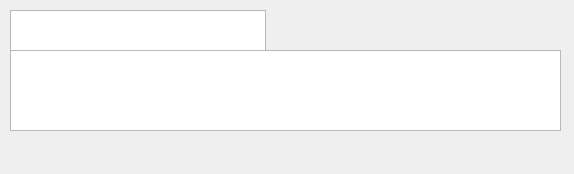
Above: task.ui from TasFoster/TODO before the change. Below: the same form after it.
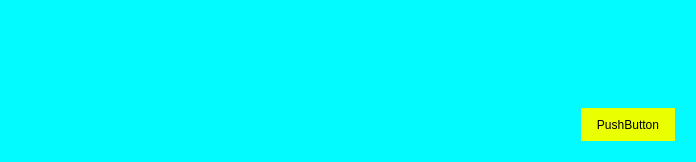
That is the form after the change.

What changed in the file:
```diff
--- a/task.ui
+++ b/task.ui
@@ -6,33 +6,99 @@
    <rect>
     <x>0</x>
     <y>0</y>
-    <width>574</width>
-    <height>174</height>
+    <width>696</width>
+    <height>162</height>
    </rect>
   </property>
   <property name="windowTitle">
    <string>Form</string>
   </property>
-  <widget class="QTextBrowser" name="titleTask">
-   <property name="geometry">
-    <rect>
-     <x>10</x>
-     <y>10</y>
-     <width>256</width>
-     <height>41</height>
-    </rect>
-   </property>
-  </widget>
-  <widget class="QTextBrowser" name="discriptionTask">
-   <property name="geometry">
-    <rect>
-     <x>10</x>
-     <y>50</y>
-     <width>551</width>
-     <height>81</height>
-    </rect>
-   </property>
-  </widget>
+  <property name="autoFillBackground">
+   <bool>false</bool>
+  </property>
+  <property name="styleSheet">
+   <string notr="true">background:rgb(2, 251, 255);
+border-radius: 25px;</string>
+  </property>
+  <layout class="QVBoxLayout" name="verticalLayout">
+   <item>
+    <layout class="QVBoxLayout" name="verticalLayout_2">
+     <property name="sizeConstraint">
+      <enum>QLayout::SizeConstraint::SetDefaultConstraint</enum>
+     </property>
+     <property name="leftMargin">
+      <number>10</number>
+     </property>
+     <property name="topMargin">
+      <number>10</number>
+     </property>
+     <property name="rightMargin">
+      <number>10</number>
+     </property>
+     <property name="bottomMargin">
+      <number>10</number>
+     </property>
+     <item>
+      <widget class="QTextBrowser" name="title">
+       <property name="sizePolicy">
+        <sizepolicy hsizetype="Expanding" vsizetype="Expanding">
+         <horstretch>0</horstretch>
+         <verstretch>0</verstretch>
+        </sizepolicy>
+       </property>
+       <property name="maximumSize">
+        <size>
+         <width>200</width>
+         <height>25</height>
+        </size>
+       </property>
+      </widget>
+     </item>
+     <item>
+      <widget class="QTextBrowser" name="description">
+       <property name="maximumSize">
+        <size>
+         <width>16777214</width>
+         <height>50</height>
+        </size>
+       </property>
+      </widget>
+     </item>
+     <item>
+      <layout class="QHBoxLayout" name="horizontalLayout">
+       <property name="leftMargin">
+        <number>560</number>
+       </property>
+       <item>
+        <widget class="QPushButton" name="pushButton">
+         <property name="sizePolicy">
+          <sizepolicy hsizetype="Expanding" vsizetype="Expanding">
+           <horstretch>0</horstretch>
+           <verstretch>0</verstretch>
+          </sizepolicy>
+         </property>
+         <property name="maximumSize">
+          <size>
+           <width>100</width>
+           <height>50</height>
+          </size>
+         </property>
+         <property name="autoFillBackground">
+          <bool>false</bool>
+         </property>
+         <property name="styleSheet">
+          <string notr="true">background:rgb(234, 255, 0);</string>
+         </property>
+         <property name="text">
+          <string>PushButton</string>
+         </property>
+        </widget>
+       </item>
+      </layout>
+     </item>
+    </layout>
+   </item>
+  </layout>
  </widget>
  <resources/>
  <connections/>
```
